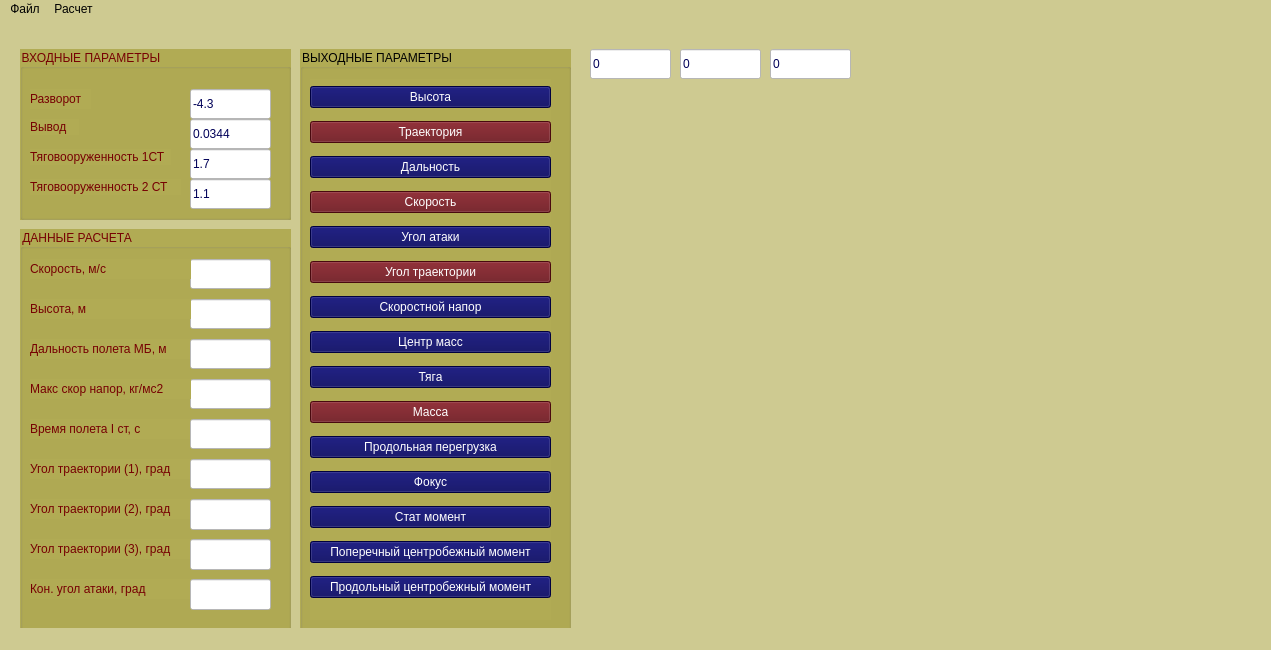
This is Rocket_Flying-main/mainwindow.ui in VladimirSmetana/BalDyn as Qt 5 draws it before an edit. The edited form follows.
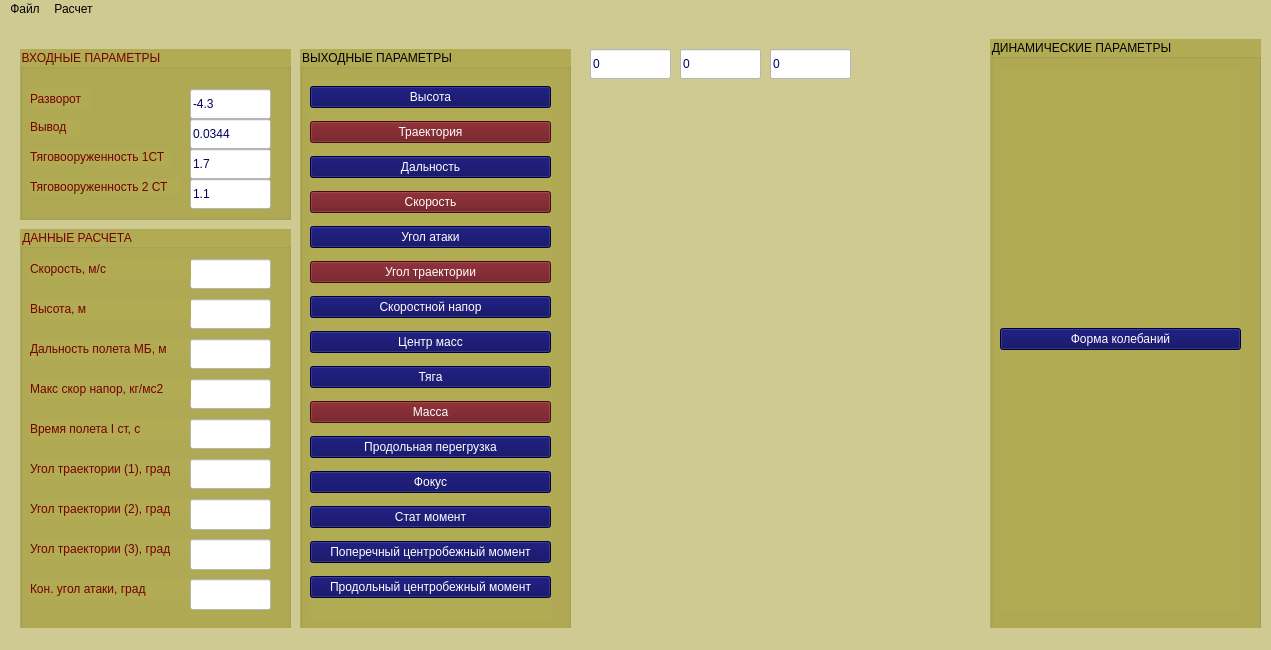
This is the edited form. Custom widgets are drawn as their Qt base class.

The edit to the form file:
```diff
--- a/Rocket_Flying-main/mainwindow.ui
+++ b/Rocket_Flying-main/mainwindow.ui
@@ -23,7 +23,7 @@
      <rect>
       <x>590</x>
       <y>80</y>
-      <width>411</width>
+      <width>381</width>
       <height>281</height>
      </rect>
     </property>
@@ -708,6 +708,64 @@
      <string>0</string>
     </property>
    </widget>
+   <widget class="QGroupBox" name="groupBox_4">
+    <property name="geometry">
+     <rect>
+      <x>990</x>
+      <y>20</y>
+      <width>271</width>
+      <height>601</height>
+     </rect>
+    </property>
+    <property name="styleSheet">
+     <string notr="true">background-color:  rgb(177, 171, 84);
+color: black;</string>
+    </property>
+    <property name="title">
+     <string>ДИНАМИЧЕСКИЕ ПАРАМЕТРЫ</string>
+    </property>
+    <property name="flat">
+     <bool>false</bool>
+    </property>
+    <widget class="QWidget" name="verticalLayoutWidget_2">
+     <property name="geometry">
+      <rect>
+       <x>10</x>
+       <y>30</y>
+       <width>241</width>
+       <height>541</height>
+      </rect>
+     </property>
+     <layout class="QVBoxLayout" name="verticalLayout_2">
+      <item>
+       <widget class="QPushButton" name="height_Button_2">
+        <property name="contextMenuPolicy">
+         <enum>Qt::CustomContextMenu</enum>
+        </property>
+        <property name="styleSheet">
+         <string notr="true">background-color: rgb(0, 0, 88);
+color: white</string>
+        </property>
+        <property name="text">
+         <string>Форма колебаний</string>
+        </property>
+        <property name="checkable">
+         <bool>false</bool>
+        </property>
+        <property name="autoRepeat">
+         <bool>false</bool>
+        </property>
+        <property name="autoExclusive">
+         <bool>false</bool>
+        </property>
+        <property name="autoDefault">
+         <bool>false</bool>
+        </property>
+       </widget>
+      </item>
+     </layout>
+    </widget>
+   </widget>
   </widget>
   <widget class="QStatusBar" name="statusbar"/>
   <widget class="QMenuBar" name="menubar">
```
